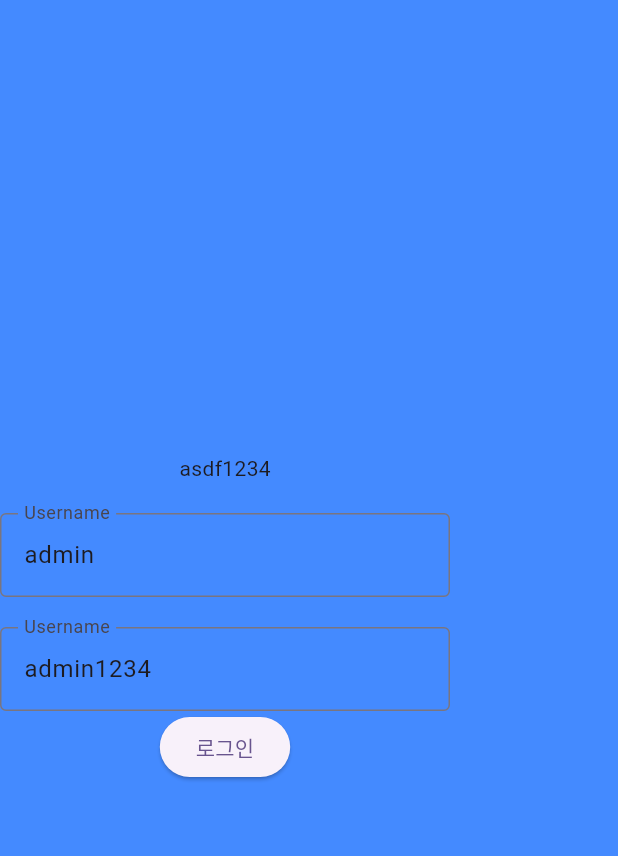
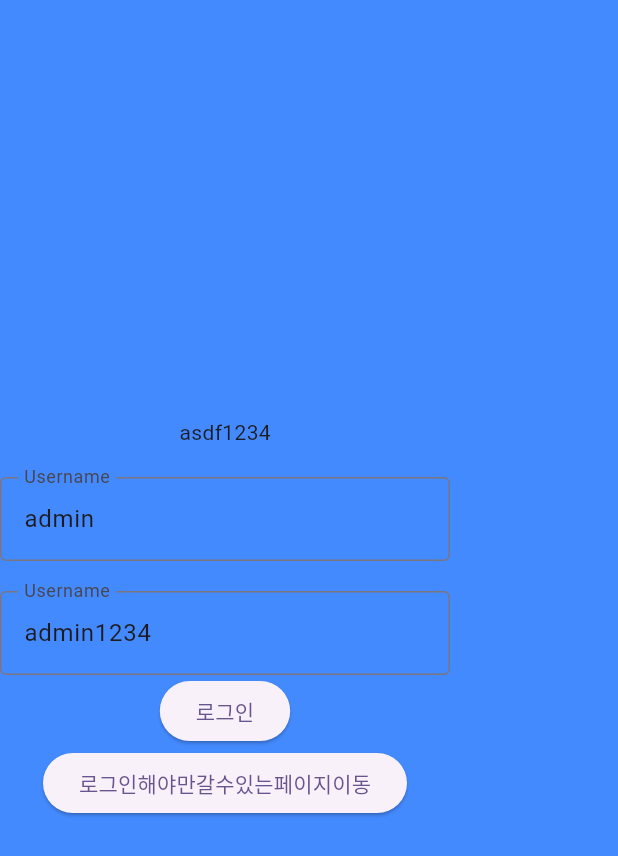
Before and after one commit to TaeSeungRyu/flutter_root_model, a Flutter app: the screen it shows after launch, on a phone screen of 412 x 824 dp. Shown: the top 856 px of the screen. Run offline on Flutter 3.47's test engine with Material 3 defaults, Android fonts, the phone set to English and light mode, and no system bars; our stand-ins replace cookie_jar, dio, dio_cookie_manager, flutter_dotenv, flutter_secure_storage, get.

```diff
--- a/lib/router/router.dart
+++ b/lib/router/router.dart
@@ -1,5 +1,6 @@
 import 'package:get/get.dart';
 import 'package:root_model/commons/auth/auth_controller.dart';
+import 'package:root_model/commons/auth/auth_guard.dart';
 import 'package:root_model/screens/issign/test.dart';
 import 'package:root_model/screens/signin/controller/signin_controller.dart';
 import 'package:root_model/screens/signin/service/signin_service.dart';
@@ -25,10 +26,10 @@ List<GetPage> route() {
       page: () => const Signin(),
     ),
     GetPage(
-      name: TestView.routeName,
-      transition: transition,
-      transitionDuration: transitionDuration,
-      page: () => const TestView(),
-    )
+        name: TestView.routeName,
+        transition: transition,
+        transitionDuration: transitionDuration,
+        page: () => const TestView(),
+        middlewares: [AuthGuard()]) //테스트용 가드
   ];
 }
--- a/lib/screens/signin/controller/signin_controller.dart
+++ b/lib/screens/signin/controller/signin_controller.dart
@@ -1,6 +1,7 @@
 
 import 'package:flutter/material.dart';
 import 'package:get/get.dart';
+import 'package:root_model/screens/issign/test.dart';
 import 'package:root_model/screens/signin/service/signin_service.dart';
 
 class SigninController extends GetxController with WidgetsBindingObserver {
@@ -32,4 +33,8 @@ class SigninController extends GetxController with WidgetsBindingObserver {
     }
   }
 
+  void testMovePage () {
+    Get.toNamed(TestView.routeName);
+  }
+
 }
--- a/lib/screens/signin/signin.dart
+++ b/lib/screens/signin/signin.dart
@@ -52,6 +52,10 @@ class Signin extends GetView<SigninController> {
                   onPressed: controller.attemptLogin,
                   child: const Text('로그인'),
                 ),
+                ElevatedButton(
+                  onPressed: controller.testMovePage,
+                  child: const Text('로그인해야만갈수있는페이지이동'),
+                ),
               ],
             ),
           ),
```
